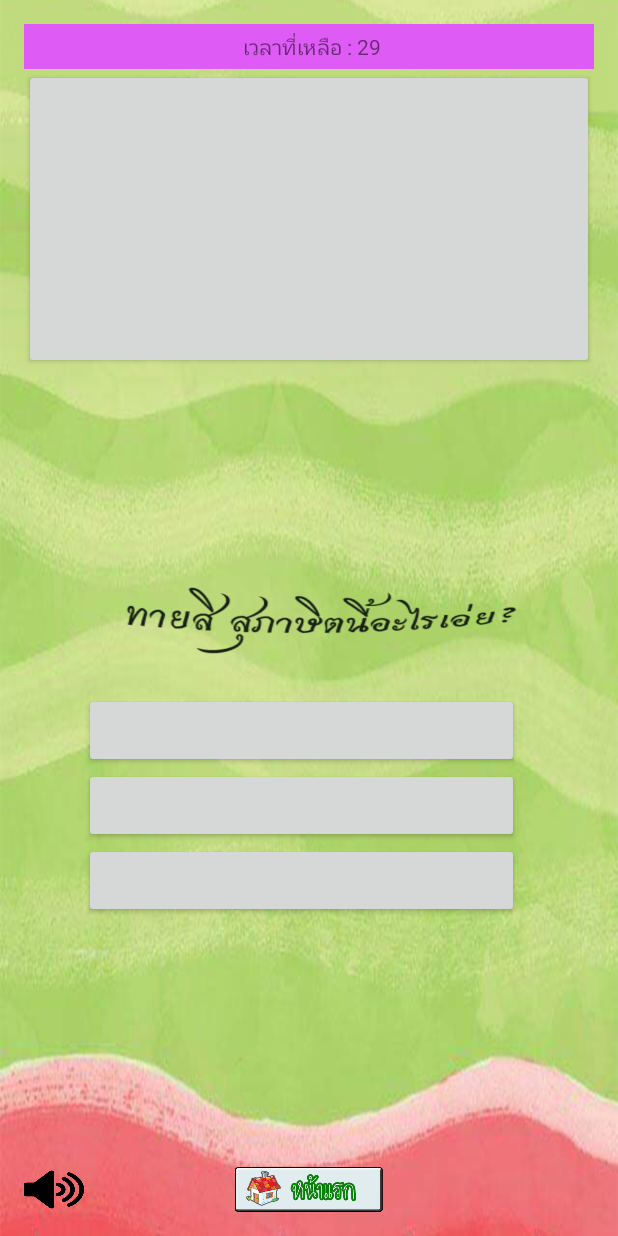
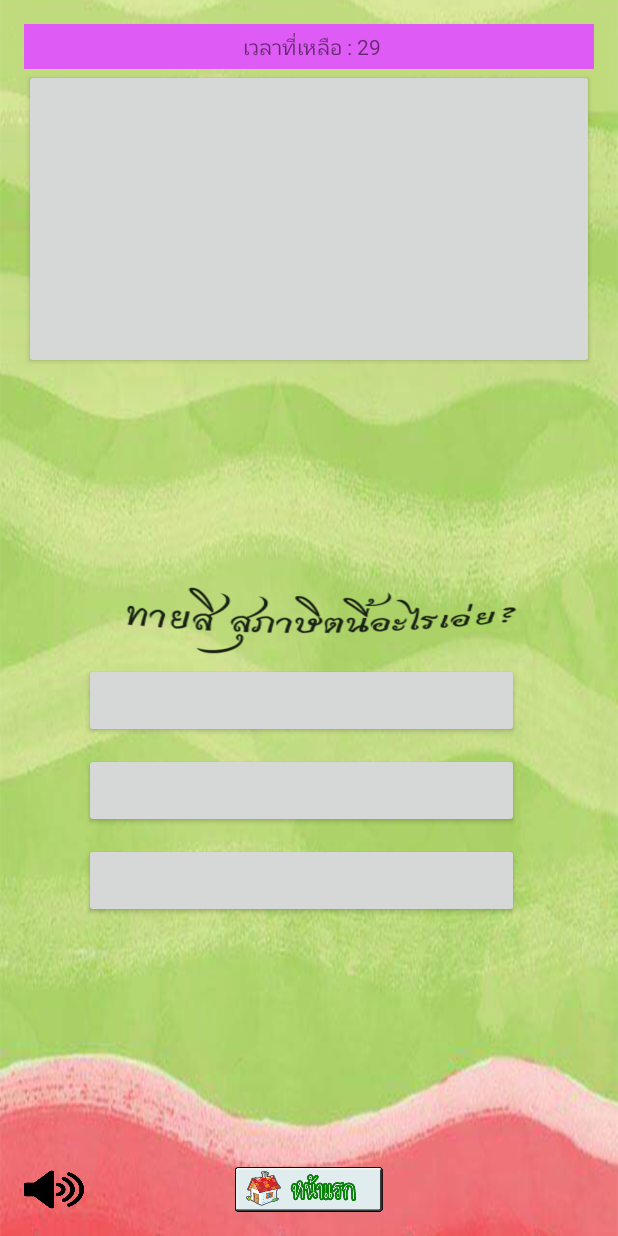
Before and after one commit to kingbangkok4/PuzzleGame, an Android app: the GameActivity screen opened directly, with no data from a screen before it, on a phone screen of 412 x 824 dp. Run offline under Robolectric (Android 15) with nearby library versions, the phone set to English and light mode, and no system bars; 1 statement that could not run was skipped.

Commit message:
Add Update New

```diff
--- a/app/src/main/res/layout/activity_game.xml
+++ b/app/src/main/res/layout/activity_game.xml
@@ -23,21 +23,24 @@
         android:id="@+id/btnAnswer1"
         android:layout_gravity="center"
         android:layout_below="@+id/imageView"
-        android:layout_alignStart="@+id/imageView" />
+        android:layout_alignStart="@+id/imageView"
+        android:layout_marginTop="-20dp" />
 
     <Button
         android:layout_width="290dp"
         android:layout_height="50dp"
         android:id="@+id/btnAnswer2"
         android:layout_below="@+id/btnAnswer1"
-        android:layout_alignStart="@+id/btnAnswer1" />
+        android:layout_alignStart="@+id/btnAnswer1"
+        android:layout_marginTop="10dp" />
 
     <Button
         android:layout_width="290dp"
         android:layout_height="50dp"
         android:id="@+id/btnAnswer3"
         android:layout_below="@+id/btnAnswer2"
-        android:layout_alignStart="@+id/btnAnswer2" />
+        android:layout_alignStart="@+id/btnAnswer2"
+        android:layout_marginTop="10dp" />
 
     <TextView
         android:layout_width="match_parent"
@@ -55,7 +58,8 @@
         android:id="@+id/btnExit"
         android:background="@drawable/main"
         android:layout_alignParentBottom="true"
-        android:layout_centerHorizontal="true" />
+        android:layout_centerHorizontal="true"
+        android:layout_marginTop="5dp" />
 
     <ImageView
         android:layout_width="300dp"
```
